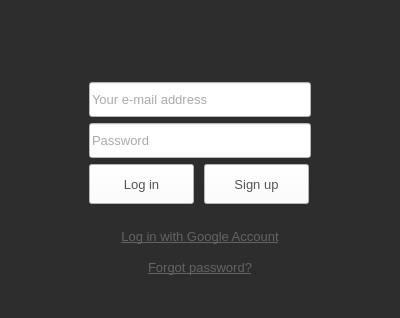
This is src/ui/linux/TogglDesktop/loginwidget.ui in toggl-open-source/toggldesktop as Qt 5 draws it before an edit. The edited form follows.
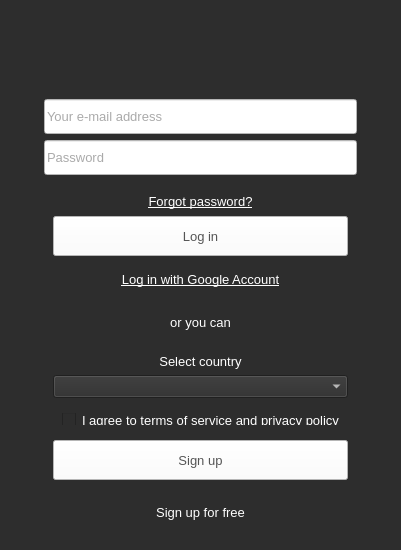
This is the edited form. Icons and pictures are not drawn.

Commit message: Added countries combobox and tos agree checkbox to loginpage (linux), #2451, #2452

Patch:
```diff
--- a/src/ui/linux/TogglDesktop/loginwidget.ui
+++ b/src/ui/linux/TogglDesktop/loginwidget.ui
@@ -6,8 +6,8 @@
    <rect>
     <x>0</x>
     <y>0</y>
-    <width>400</width>
-    <height>318</height>
+    <width>401</width>
+    <height>550</height>
    </rect>
   </property>
   <property name="sizePolicy">
@@ -43,6 +43,12 @@
    </property>
    <item>
     <widget class="QFrame" name="FullFrame">
+     <property name="minimumSize">
+      <size>
+       <width>0</width>
+       <height>0</height>
+      </size>
+     </property>
      <property name="styleSheet">
       <string notr="true">background-color: rgb(45, 45, 45);</string>
      </property>
@@ -79,6 +85,9 @@
            <property name="orientation">
             <enum>Qt::Vertical</enum>
            </property>
+           <property name="sizeType">
+            <enum>QSizePolicy::Fixed</enum>
+           </property>
            <property name="sizeHint" stdset="0">
             <size>
              <width>20</width>
@@ -182,28 +191,58 @@
           <widget class="QFrame" name="buttonsFrame">
            <property name="minimumSize">
             <size>
-             <width>220</width>
-             <height>50</height>
+             <width>0</width>
+             <height>80</height>
             </size>
            </property>
-           <property name="frameShape">
-            <enum>QFrame::NoFrame</enum>
-           </property>
-           <property name="frameShadow">
-            <enum>QFrame::Plain</enum>
-           </property>
-           <property name="lineWidth">
-            <number>0</number>
-           </property>
+           <layout class="QVBoxLayout" name="loginFram">
+            <property name="spacing">
+             <number>1</number>
+            </property>
+            <item>
+             <widget class="QLabel" name="forgotPassword">
+              <property name="minimumSize">
+               <size>
+                <width>0</width>
+                <height>25</height>
+               </size>
+              </property>
+              <property name="maximumSize">
+               <size>
+                <width>16777215</width>
+                <height>17</height>
+               </size>
+              </property>
+              <property name="font">
+               <font>
+                <pointsize>-1</pointsize>
+               </font>
+              </property>
+              <property name="mouseTracking">
+               <bool>true</bool>
+              </property>
+              <property name="styleSheet">
+               <string notr="true">color:#fff;</string>
+              </property>
+              <property name="text">
+               <string>&lt;a href=&quot;https://www.toggl.com/forgot-password&quot;&gt;&lt;span style=&quot; text-decoration: underline; color:#fff;&quot;&gt;Forgot password?&lt;/span&gt;&lt;/a&gt;</string>
+              </property>
+              <property name="textFormat">
+               <enum>Qt::RichText</enum>
+              </property>
+              <property name="alignment">
+               <set>Qt::AlignHCenter|Qt::AlignTop</set>
+              </property>
+              <property name="openExternalLinks">
+               <bool>true</bool>
+              </property>
+              <property name="textInteractionFlags">
+               <set>Qt::TextBrowserInteraction</set>
+              </property>
+             </widget>
+            </item>
+            <item>
            <widget class="QPushButton" name="login">
-            <property name="geometry">
-             <rect>
-              <x>0</x>
-              <y>0</y>
-              <width>105</width>
-              <height>40</height>
-             </rect>
-            </property>
             <property name="minimumSize">
              <size>
               <width>100</width>
@@ -226,15 +265,160 @@
              <string>Log in</string>
             </property>
            </widget>
+            </item>
+            <item>
+             <spacer name="verticalSpacer_5">
+              <property name="orientation">
+               <enum>Qt::Vertical</enum>
+              </property>
+              <property name="sizeType">
+               <enum>QSizePolicy::Fixed</enum>
+              </property>
+              <property name="sizeHint" stdset="0">
+               <size>
+                <width>0</width>
+                <height>20</height>
+               </size>
+              </property>
+             </spacer>
+            </item>
+            <item>
+             <widget class="QLabel" name="googleLogin">
+              <property name="enabled">
+               <bool>true</bool>
+              </property>
+              <property name="minimumSize">
+               <size>
+                <width>0</width>
+                <height>25</height>
+               </size>
+              </property>
+              <property name="maximumSize">
+               <size>
+                <width>16777215</width>
+                <height>17</height>
+               </size>
+              </property>
+              <property name="font">
+               <font>
+                <pointsize>-1</pointsize>
+               </font>
+              </property>
+              <property name="styleSheet">
+               <string notr="true">color:#fff;</string>
+              </property>
+              <property name="text">
+               <string>&lt;html&gt;&lt;head/&gt;&lt;body&gt;&lt;p&gt;&lt;a href=&quot;#google_login&quot;&gt;&lt;span style=&quot; text-decoration: underline; color:#fff;&quot;&gt;Log in with Google Account&lt;/span&gt;&lt;/a&gt;&lt;/p&gt;&lt;/body&gt;&lt;/html&gt;</string>
+              </property>
+              <property name="textFormat">
+               <enum>Qt::RichText</enum>
+              </property>
+              <property name="alignment">
+               <set>Qt::AlignCenter</set>
+              </property>
+              <property name="textInteractionFlags">
+               <set>Qt::TextBrowserInteraction</set>
+              </property>
+             </widget>
+            </item>
+            <item>
+             <spacer name="verticalSpacer_6">
+              <property name="orientation">
+               <enum>Qt::Vertical</enum>
+              </property>
+              <property name="sizeType">
+               <enum>QSizePolicy::Fixed</enum>
+              </property>
+              <property name="sizeHint" stdset="0">
+               <size>
+                <width>20</width>
+                <height>40</height>
+               </size>
+              </property>
+             </spacer>
+            </item>
+            <item>
+             <widget class="QLabel" name="oryoucan">
+              <property name="styleSheet">
+               <string notr="true">color:#fff;</string>
+              </property>
+              <property name="text">
+               <string>or you can</string>
+              </property>
+              <property name="alignment">
+               <set>Qt::AlignCenter</set>
+              </property>
+             </widget>
+            </item>
+           </layout>
+          </widget>
+         </item>
+         <item>
+          <widget class="QFrame" name="signupFrame">
+           <layout class="QVBoxLayout" name="singupFrame">
+            <item>
+             <widget class="QLabel" name="countryLabel">
+              <property name="styleSheet">
+               <string notr="true">color:#fff;</string>
+              </property>
+              <property name="text">
+               <string>Select country</string>
+              </property>
+              <property name="alignment">
+               <set>Qt::AlignCenter</set>
+              </property>
+             </widget>
+            </item>
+            <item>
+             <widget class="QComboBox" name="countryComboBox">
+              <property name="styleSheet">
+               <string notr="true">color:#fff;</string>
+              </property>
+             </widget>
+            </item>
+            <item>
+             <widget class="QFrame" name="horizontalFrame">
+              <property name="minimumSize">
+               <size>
+                <width>0</width>
+                <height>30</height>
+               </size>
+              </property>
+              <layout class="QHBoxLayout" name="horizontalLayout">
+               <item>
+                <widget class="QCheckBox" name="tosCheckBox">
+                 <property name="maximumSize">
+                  <size>
+                   <width>20</width>
+                   <height>16777215</height>
+                  </size>
+                 </property>
+                 <property name="styleSheet">
+                  <string notr="true">color:#fff;</string>
+                 </property>
+                 <property name="text">
+                  <string/>
+                 </property>
+                </widget>
+               </item>
+               <item>
+                <widget class="QLabel" name="label_3">
+                 <property name="styleSheet">
+                  <string notr="true">color:#fff;</string>
+                 </property>
+                 <property name="text">
+                  <string>&lt;p style=&quot;color:#fff;&quot;&gt;I agree to &lt;a href=&quot;https://toggl.com/legal/terms/&quot; style=&quot; text-decoration: underline; color:#fff;&quot;&gt;terms of service&lt;/a&gt; and &lt;a href=&quot;https://toggl.com/legal/privacy/&quot; style=&quot; text-decoration: underline; color:#fff;&quot;&gt;privacy policy&lt;/a&gt;</string>
+                 </property>
+                 <property name="openExternalLinks">
+                  <bool>true</bool>
+                 </property>
+                </widget>
+               </item>
+              </layout>
+             </widget>
+            </item>
+            <item>
            <widget class="QPushButton" name="signup">
-            <property name="geometry">
-             <rect>
-              <x>115</x>
-              <y>0</y>
-              <width>105</width>
-              <height>40</height>
-             </rect>
-            </property>
             <property name="minimumSize">
              <size>
               <width>100</width>
@@ -263,25 +447,28 @@
              <bool>false</bool>
             </property>
            </widget>
+            </item>
+           </layout>
           </widget>
          </item>
          <item>
-          <widget class="QLabel" name="googleLogin">
-           <property name="enabled">
-            <bool>true</bool>
+          <spacer name="verticalSpacer_4">
+           <property name="orientation">
+            <enum>Qt::Vertical</enum>
            </property>
-           <property name="minimumSize">
-            <size>
-             <width>0</width>
-             <height>25</height>
-            </size>
+           <property name="sizeType">
+            <enum>QSizePolicy::Fixed</enum>
            </property>
-           <property name="maximumSize">
+           <property name="sizeHint" stdset="0">
             <size>
-             <width>16777215</width>
-             <height>17</height>
+             <width>20</width>
+             <height>10</height>
             </size>
            </property>
+          </spacer>
+         </item>
+         <item>
+          <widget class="QLabel" name="viewchangelabel">
            <property name="font">
             <font>
              <pointsize>-1</pointsize>
@@ -291,55 +478,13 @@
             <string notr="true"/>
            </property>
            <property name="text">
-            <string>&lt;html&gt;&lt;head/&gt;&lt;body&gt;&lt;p&gt;&lt;a href=&quot;#google_login&quot;&gt;&lt;span style=&quot; text-decoration: underline; color:#636363;&quot;&gt;Log in with Google Account&lt;/span&gt;&lt;/a&gt;&lt;/p&gt;&lt;/body&gt;&lt;/html&gt;</string>
+            <string>&lt;html&gt;&lt;head/&gt;&lt;body&gt;&lt;a href=&quot;#&quot; style=&quot;text-decoration:none;color:#fff&quot;&gt;Sign up for free&lt;/a&gt;&lt;/body&gt;&lt;/html&gt;</string>
            </property>
            <property name="textFormat">
             <enum>Qt::RichText</enum>
            </property>
            <property name="alignment">
             <set>Qt::AlignCenter</set>
-           </property>
-           <property name="textInteractionFlags">
-            <set>Qt::TextBrowserInteraction</set>
-           </property>
-          </widget>
-         </item>
-         <item>
-          <widget class="QLabel" name="forgotPassword">
-           <property name="minimumSize">
-            <size>
-             <width>0</width>
-             <height>25</height>
-            </size>
-           </property>
-           <property name="maximumSize">
-            <size>
-             <width>16777215</width>
-             <height>17</height>
-            </size>
-           </property>
-           <property name="font">
-            <font>
-             <pointsize>-1</pointsize>
-            </font>
-           </property>
-           <property name="mouseTracking">
-            <bool>true</bool>
-           </property>
-           <property name="text">
-            <string>&lt;a href=&quot;https://www.toggl.com/forgot-password&quot;&gt;&lt;span style=&quot; text-decoration: underline; color:#636363;&quot;&gt;Forgot password?&lt;/span&gt;&lt;/a&gt;</string>
-           </property>
-           <property name="textFormat">
-            <enum>Qt::RichText</enum>
-           </property>
-           <property name="alignment">
-            <set>Qt::AlignCenter</set>
-           </property>
-           <property name="openExternalLinks">
-            <bool>true</bool>
-           </property>
-           <property name="textInteractionFlags">
-            <set>Qt::TextBrowserInteraction</set>
            </property>
           </widget>
          </item>
```
Left out of the diff: 2 changed lines with no effect on the pictures. Lines whose indentation alone changed are shown as unchanged. The commit also changes 7 other files.
